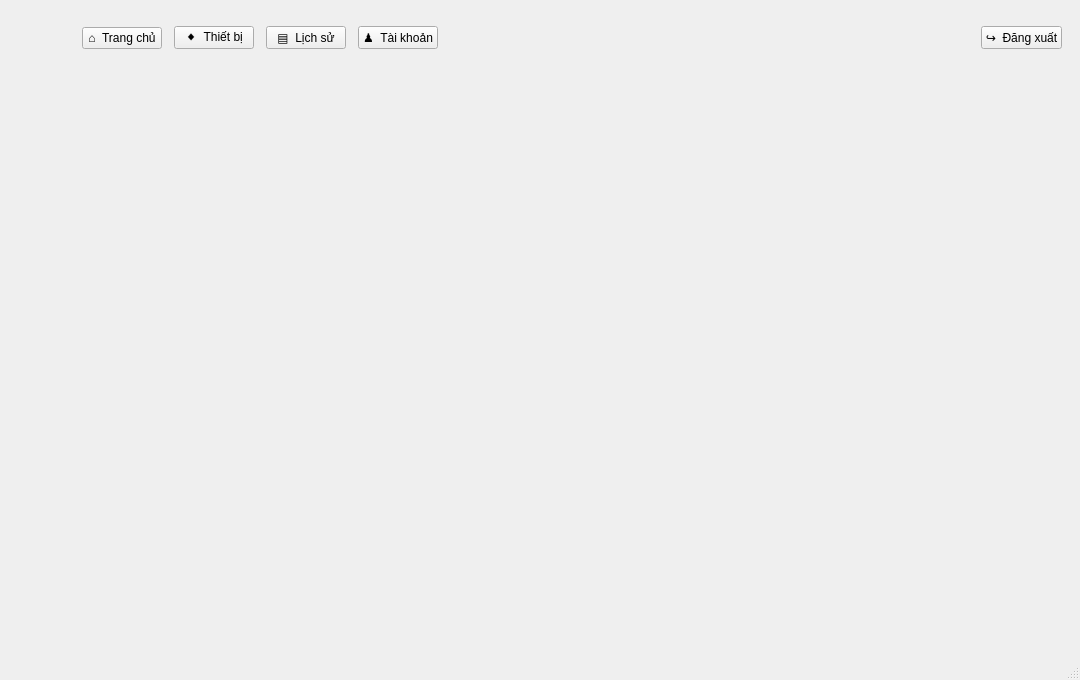
Above: OUT_SRC_LENAM/ui/MainWindow.ui from dinhquanghaICTU/OUT_SRC before the change. Below: the same form after it.
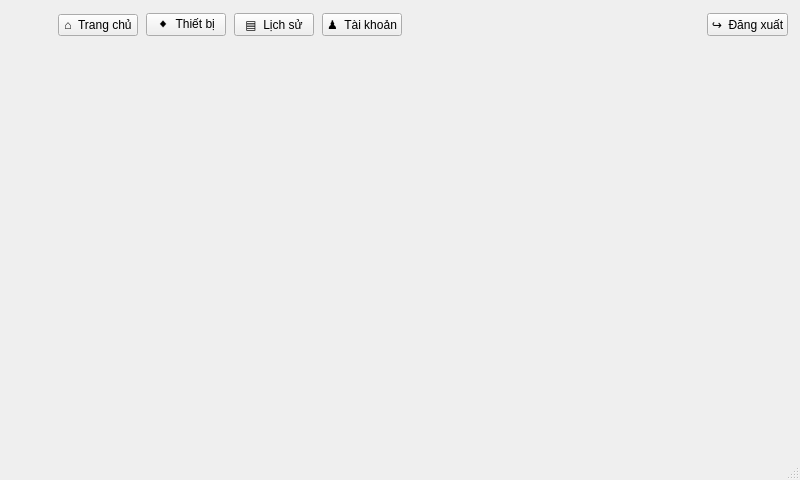
That is the form after the change. Icons and pictures are not drawn.

The edit to the form file:
```diff
--- a/OUT_SRC_LENAM/ui/MainWindow.ui
+++ b/OUT_SRC_LENAM/ui/MainWindow.ui
@@ -2,8 +2,8 @@
 <ui version="4.0">
  <class>MainWindow</class>
  <widget class="QMainWindow" name="MainWindow">
-  <property name="geometry"><rect><x>0</x><y>0</y><width>1080</width><height>680</height></rect></property>
-  <property name="minimumSize"><size><width>840</width><height>480</height></size></property>
+  <property name="geometry"><rect><x>0</x><y>0</y><width>800</width><height>480</height></rect></property>
+  <property name="minimumSize"><size><width>480</width><height>320</height></size></property>
   <property name="windowTitle"><string>LeNam Control Center</string></property>
   <widget class="QWidget" name="centralWidget">
    <layout class="QVBoxLayout" name="mainLayout">
@@ -14,15 +14,15 @@
     <property name="bottomMargin"><number>0</number></property>
     <item>
      <widget class="QWidget" name="sideBar">
-      <property name="minimumSize"><size><width>0</width><height>76</height></size></property>
-      <property name="maximumSize"><size><width>16777215</width><height>76</height></size></property>
+      <property name="minimumSize"><size><width>0</width><height>50</height></size></property>
+      <property name="maximumSize"><size><width>16777215</width><height>50</height></size></property>
       <layout class="QHBoxLayout" name="sideBarLayout">
-       <property name="spacing"><number>12</number></property>
-       <property name="leftMargin"><number>18</number></property>
-       <property name="topMargin"><number>10</number></property>
-       <property name="rightMargin"><number>18</number></property>
-       <property name="bottomMargin"><number>10</number></property>
-       <item><widget class="QLabel" name="sideLogo"><property name="minimumSize"><size><width>52</width><height>52</height></size></property><property name="maximumSize"><size><width>52</width><height>52</height></size></property><property name="pixmap"><pixmap resource="../resources/resources.qrc">:/images/logo_ictu.png</pixmap></property><property name="scaledContents"><bool>true</bool></property></widget></item>
+       <property name="spacing"><number>8</number></property>
+       <property name="leftMargin"><number>12</number></property>
+       <property name="topMargin"><number>4</number></property>
+       <property name="rightMargin"><number>12</number></property>
+       <property name="bottomMargin"><number>4</number></property>
+       <item><widget class="QLabel" name="sideLogo"><property name="minimumSize"><size><width>38</width><height>38</height></size></property><property name="maximumSize"><size><width>38</width><height>38</height></size></property><property name="pixmap"><pixmap resource="../resources/resources.qrc">:/images/logo_ictu.png</pixmap></property><property name="scaledContents"><bool>true</bool></property></widget></item>
        <item><widget class="QPushButton" name="dashboardButton"><property name="toolTip"><string>Trang chủ</string></property><property name="text"><string>⌂  Trang chủ</string></property><property name="checkable"><bool>true</bool></property><property name="autoExclusive"><bool>true</bool></property></widget></item>
        <item><widget class="QPushButton" name="devicesButton"><property name="toolTip"><string>Quản lý thiết bị</string></property><property name="text"><string>◆  Thiết bị</string></property><property name="checkable"><bool>true</bool></property><property name="autoExclusive"><bool>true</bool></property></widget></item>
        <item><widget class="QPushButton" name="historyButton"><property name="toolTip"><string>Lịch sử dữ liệu</string></property><property name="text"><string>▤  Lịch sử</string></property><property name="checkable"><bool>true</bool></property><property name="autoExclusive"><bool>true</bool></property></widget></item>
```
